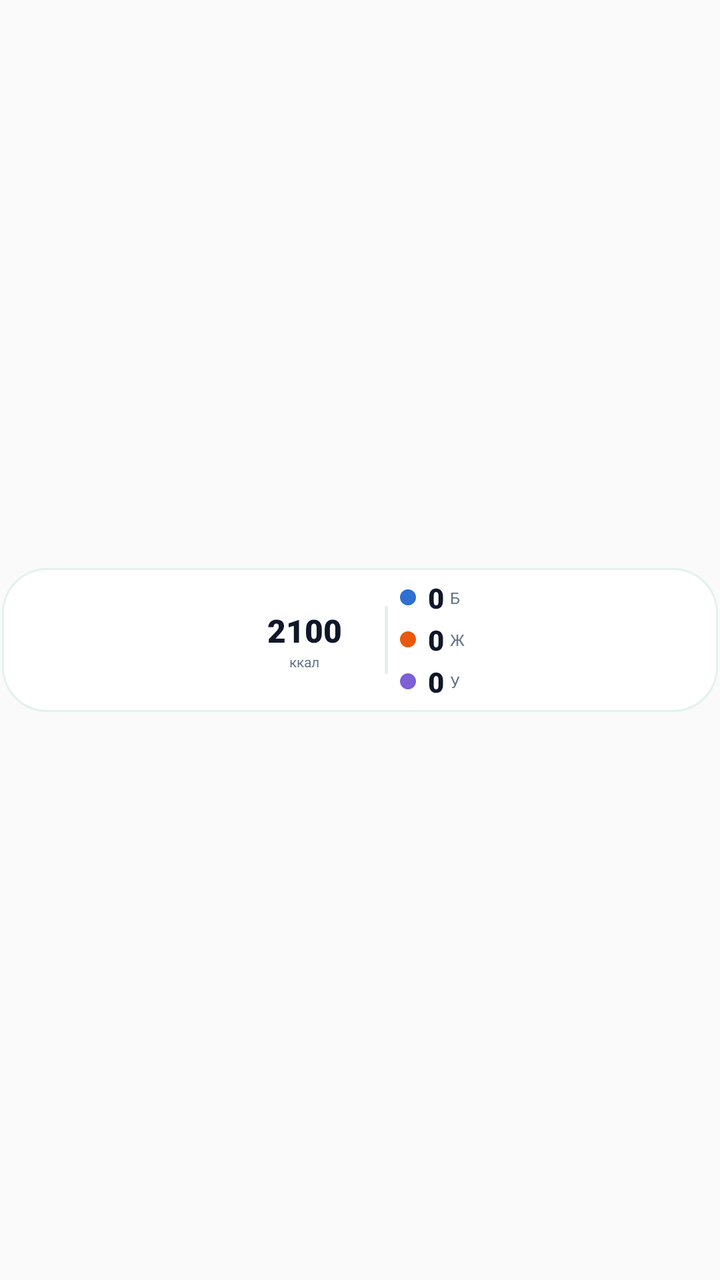
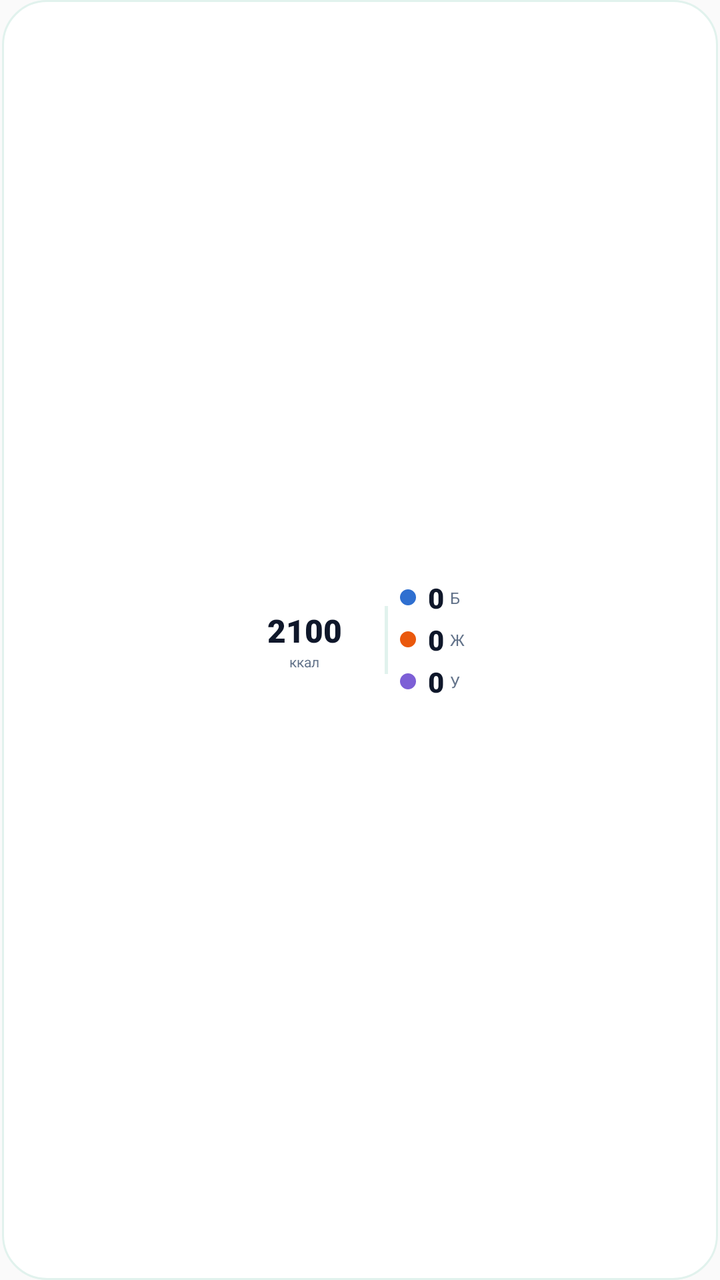

Compare the two renders of this Android layout. The source of the first and the diff that turns it into the second are given below.
<!-- AndroidManifest.xml: application theme AppTheme -->
<!-- res/layout/widget_calories.xml -->
<?xml version="1.0" encoding="utf-8"?>
<FrameLayout xmlns:android="http://schemas.android.com/apk/res/android"
    android:id="@+id/widget_root"
    android:layout_width="match_parent"
    android:layout_height="match_parent">

    
    <FrameLayout
        android:layout_width="match_parent"
        android:layout_height="wrap_content"
        android:layout_gravity="center"
        android:layout_marginStart="1dp"
        android:layout_marginEnd="1dp"
        android:background="@drawable/widget_bg"
        android:paddingStart="3dp"
        android:paddingEnd="10dp"
        android:paddingTop="4dp"
        android:paddingBottom="4dp">

        <LinearLayout
            android:layout_width="wrap_content"
            android:layout_height="wrap_content"
            android:layout_gravity="center"
            android:gravity="center_vertical"
            android:orientation="horizontal">

            
            <FrameLayout
                android:layout_width="64dp"
                android:layout_height="64dp"
                android:layout_marginEnd="4dp">

                <ImageView
                    android:id="@+id/widget_ring"
                    android:layout_width="64dp"
                    android:layout_height="64dp"
                    android:contentDescription="@null"
                    android:scaleType="fitCenter" />

                <LinearLayout
                    android:layout_width="wrap_content"
                    android:layout_height="wrap_content"
                    android:layout_gravity="center"
                    android:gravity="center_horizontal"
                    android:orientation="vertical">

                    <TextView
                        android:id="@+id/widget_remain"
                        android:layout_width="42dp"
                        android:layout_height="wrap_content"
                        android:autoSizeTextType="uniform"
                        android:autoSizeMinTextSize="9sp"
                        android:autoSizeMaxTextSize="16sp"
                        android:fontFamily="sans-serif-black"
                        android:gravity="center"
                        android:maxLines="1"
                        android:text="2100"
                        android:textColor="#0F172A"
                        android:textSize="16sp" />

                    <TextView
                        android:id="@+id/widget_remain_unit"
                        android:layout_width="wrap_content"
                        android:layout_height="wrap_content"
                        android:fontFamily="sans-serif"
                        android:gravity="center"
                        android:maxLines="1"
                        android:text="ккал"
                        android:textColor="#64748B"
                        android:textSize="7sp" />
                </LinearLayout>
            </FrameLayout>

            
            <FrameLayout
                android:layout_width="1.5dp"
                android:layout_height="34dp"
                android:layout_marginStart="4dp"
                android:layout_marginEnd="4dp"
                android:background="#E1F2ED" />

            <LinearLayout
                android:layout_width="wrap_content"
                android:layout_height="wrap_content"
                android:layout_marginStart="2dp"
                android:orientation="vertical">

                <LinearLayout
                    android:layout_width="wrap_content"
                    android:layout_height="wrap_content"
                    android:gravity="center_vertical"
                    android:orientation="horizontal">

                    <ImageView
                        android:id="@+id/widget_dot_p"
                        android:layout_width="8dp"
                        android:layout_height="8dp"
                        android:contentDescription="@null"
                        android:src="@drawable/widget_dot_protein" />

                    <TextView
                        android:id="@+id/widget_p"
                        android:layout_width="wrap_content"
                        android:layout_height="wrap_content"
                        android:layout_marginStart="6dp"
                        android:fontFamily="sans-serif-black"
                        android:maxLines="1"
                        android:text="0"
                        android:textColor="#0F172A"
                        android:textSize="14sp" />

                    <TextView
                        android:layout_width="wrap_content"
                        android:layout_height="wrap_content"
                        android:layout_marginStart="3dp"
                        android:fontFamily="sans-serif"
                        android:maxLines="1"
                        android:text="Б"
                        android:textColor="#64748B"
                        android:textSize="8sp" />
                </LinearLayout>

                <LinearLayout
                    android:layout_width="wrap_content"
                    android:layout_height="wrap_content"
                    android:layout_marginTop="2dp"
                    android:gravity="center_vertical"
                    android:orientation="horizontal">

                    <ImageView
                        android:id="@+id/widget_dot_f"
                        android:layout_width="8dp"
                        android:layout_height="8dp"
                        android:contentDescription="@null"
                        android:src="@drawable/widget_dot_fat" />

                    <TextView
                        android:id="@+id/widget_f"
                        android:layout_width="wrap_content"
                        android:layout_height="wrap_content"
                        android:layout_marginStart="6dp"
                        android:fontFamily="sans-serif-black"
                        android:maxLines="1"
                        android:text="0"
                        android:textColor="#0F172A"
                        android:textSize="14sp" />

                    <TextView
                        android:layout_width="wrap_content"
                        android:layout_height="wrap_content"
                        android:layout_marginStart="3dp"
                        android:fontFamily="sans-serif"
                        android:maxLines="1"
                        android:text="Ж"
                        android:textColor="#64748B"
                        android:textSize="8sp" />
                </LinearLayout>

                <LinearLayout
                    android:layout_width="wrap_content"
                    android:layout_height="wrap_content"
                    android:layout_marginTop="2dp"
                    android:gravity="center_vertical"
                    android:orientation="horizontal">

                    <ImageView
                        android:id="@+id/widget_dot_c"
                        android:layout_width="8dp"
                        android:layout_height="8dp"
                        android:contentDescription="@null"
                        android:src="@drawable/widget_dot_carbs" />

                    <TextView
                        android:id="@+id/widget_c"
                        android:layout_width="wrap_content"
                        android:layout_height="wrap_content"
                        android:layout_marginStart="6dp"
                        android:fontFamily="sans-serif-black"
                        android:maxLines="1"
                        android:text="0"
                        android:textColor="#0F172A"
                        android:textSize="14sp" />

                    <TextView
                        android:layout_width="wrap_content"
                        android:layout_height="wrap_content"
                        android:layout_marginStart="3dp"
                        android:fontFamily="sans-serif"
                        android:maxLines="1"
                        android:text="У"
                        android:textColor="#64748B"
                        android:textSize="8sp" />
                </LinearLayout>
            </LinearLayout>
        </LinearLayout>
    </FrameLayout>

</FrameLayout>
<!-- resources referenced by this layout -->
<resources>
  <!-- drawable widget_bg (drawable) -->
  <?xml version="1.0" encoding="utf-8"?>
  <shape xmlns:android="http://schemas.android.com/apk/res/android"
      android:shape="rectangle">
      <solid android:color="#FFFFFF" />
      <corners android:radius="22dp" />
      <stroke
          android:width="1dp"
          android:color="#E1F2ED" />
  </shape>
  <!-- drawable widget_dot_carbs (drawable) -->
  <?xml version="1.0" encoding="utf-8"?>
  <shape xmlns:android="http://schemas.android.com/apk/res/android"
      android:shape="oval">
      <solid android:color="#7D5FD6" />
  </shape>
  <!-- drawable widget_dot_fat (drawable) -->
  <?xml version="1.0" encoding="utf-8"?>
  <shape xmlns:android="http://schemas.android.com/apk/res/android"
      android:shape="oval">
      <solid android:color="#EA580C" />
  </shape>
  <!-- drawable widget_dot_protein (drawable) -->
  <?xml version="1.0" encoding="utf-8"?>
  <shape xmlns:android="http://schemas.android.com/apk/res/android"
      android:shape="oval">
      <solid android:color="#2F6FD0" />
  </shape>
  <style name="AppTheme" parent="android:style/Theme.Material.Light.NoActionBar" />
</resources>

<!-- the commit's change to res/layout/widget_calories.xml (unified diff, before → after) -->
@@ -7,15 +7,15 @@
     
     <FrameLayout
         android:layout_width="match_parent"
-        android:layout_height="wrap_content"
+        android:layout_height="match_parent"
         android:layout_gravity="center"
         android:layout_marginStart="1dp"
         android:layout_marginEnd="1dp"
         android:background="@drawable/widget_bg"
         android:paddingStart="3dp"
         android:paddingEnd="10dp"
-        android:paddingTop="4dp"
-        android:paddingBottom="4dp">
+        android:paddingTop="12dp"
+        android:paddingBottom="12dp">
 
         <LinearLayout
             android:layout_width="wrap_content"
